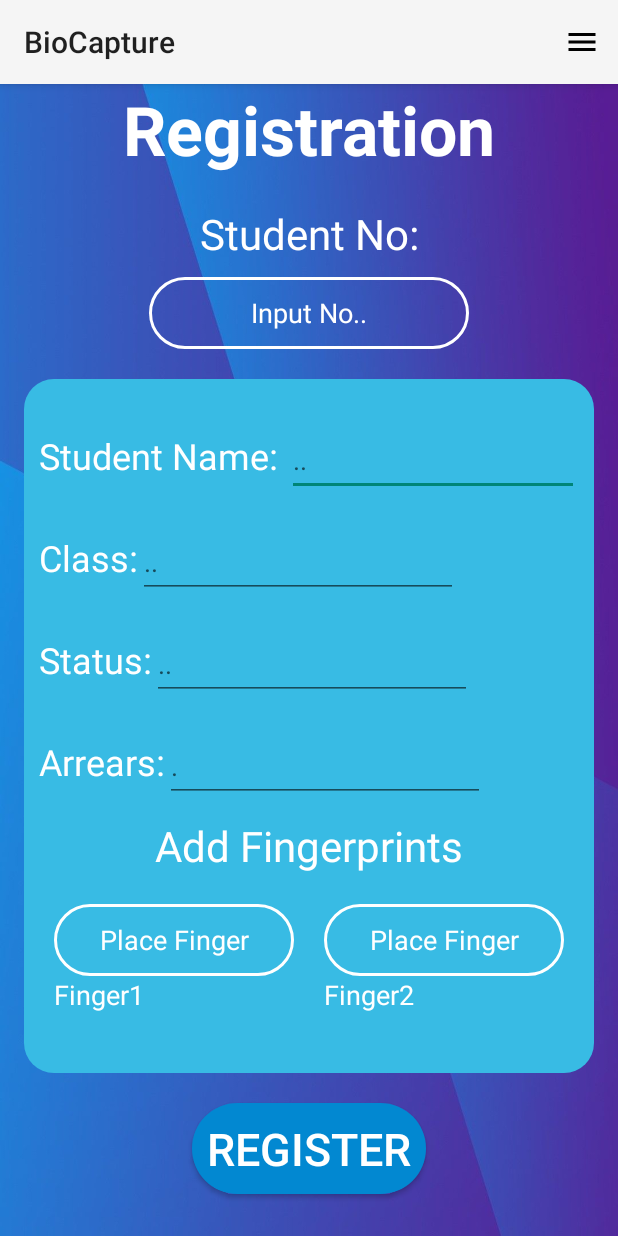
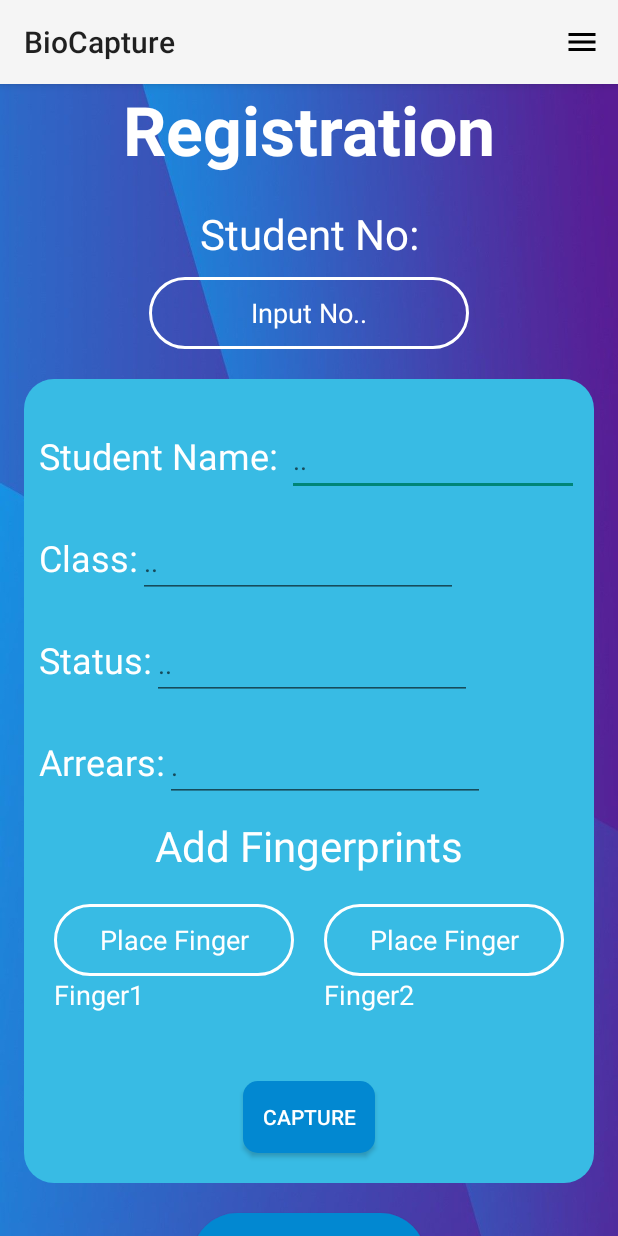
Before and after one commit to nickssilver/BioCapture, an Android app: the screen it shows after launch (RegisterActivity), on a phone screen of 412 x 824 dp. Run offline under Robolectric (Android 15) with nearby library versions, the phone set to English and light mode, and no system bars; libraries missing offline, so code that uses them is left out: com.morpho.smart; 2 statements that could not run were skipped.

Commit message:
Fingerprint capture

```diff
--- a/app/build.gradle.kts
+++ b/app/build.gradle.kts
@@ -38,6 +38,7 @@ dependencies {
     implementation("androidx.appcompat:appcompat:1.6.1")
     implementation("com.google.android.material:material:1.8.0")
     implementation("androidx.constraintlayout:constraintlayout:2.1.4")
+    implementation(files("C:\\Users\\PC\\AndroidStudioProjects\\BioCapture\\app\\libs\\MorphoSmart_SDK_6.42.0.0.jar"))
     testImplementation("junit:junit:4.13.2")
     androidTestImplementation("androidx.test.ext:junit:1.1.5")
     androidTestImplementation("androidx.test.espresso:espresso-core:3.5.1")
--- /dev/null
+++ b/app/src/main/java/com/example/biocapture/MorphoSmartFingerprintCapture.java
@@ -0,0 +1,45 @@
+package com.example.biocapture;
+
+import com.morpho.smart.api.MorphoDevice;
+import com.morpho.smart.api.eCaptureType;
+import com.morpho.smart.api.eMlsError;
+import com.morpho.smart.api.MorphoDevice;
+import com.morpho.smart.api.MSO_Secu;
+
+public class MorphoSmartFingerprintCapture {
+
+    private MorphoDevice morphoDevice;
+
+    public MorphoSmartFingerprintCapture() {
+        morphoDevice = MorphoDevice.getInstance();
+        morphoDevice.open();
+    }
+
+    public String[] captureTwoFingerprints() {
+        // Start capturing two fingerprints
+        morphoDevice.startCapture(eCaptureType.CTYPE_TWO_FINGERS, 0, false);
+
+        // Wait for the capture process to finish
+        while (!morphoDevice.isCaptureDone()) {
+            try {
+                Thread.sleep(100);
+            } catch (InterruptedException e) {
+                // Handle the interruption
+                e.printStackTrace();
+                // Close the Morpho device and throw an eMlsError exception
+                closeDevice();
+                throw new eMlsError();
+            }
+        }
+
+        // Get the captured fingerprint images
+        String fingerprint1 = morphoDevice.getFingerprintImage(0);
+        String fingerprint2 = morphoDevice.getFingerprintImage(1);
+
+        return new String[]{fingerprint1, fingerprint2};
+    }
+
+    public void closeDevice() {
+        morphoDevice.close();
+    }
+}
--- a/app/src/main/java/com/example/biocapture/RegisterActivity.java
+++ b/app/src/main/java/com/example/biocapture/RegisterActivity.java
@@ -28,8 +28,10 @@ import retrofit2.converter.gson.GsonConverterFactory;
 public class RegisterActivity extends BaseActivity {
 
     EditText studentIdEditText, studentNameEditText, classIdEditText, statusEditText, arrearsEditText, fingerPrint1EditText, fingerPrint2EditText;
-    Button submitButton;
+    Button captureButton, submitButton;
     ApiService apiService;
+
+    MorphoSmartFingerprintCapture morphoSmartFingerprintCapture;
 
     @Override
     protected void onCreate(Bundle savedInstanceState) {
@@ -43,6 +45,7 @@ public class RegisterActivity extends BaseActivity {
         arrearsEditText = findViewById(R.id.editTextArrears);
         fingerPrint1EditText = findViewById(R.id.fingerPrint1);
         fingerPrint2EditText = findViewById(R.id.fingerPrint2);
+        captureButton = findViewById(R.id.captureButton);
         submitButton = findViewById(R.id.buttonSubmitReg);
 
         Retrofit retrofit = new Retrofit.Builder()
@@ -95,6 +98,22 @@ public class RegisterActivity extends BaseActivity {
                 }
             }
         });
+        // Create a counter to track which finger is being captured
+        int fingerCounter = 0;
+
+        morphoSmartFingerprintCapture = new MorphoSmartFingerprintCapture();
+
+        captureButton.setOnClickListener(new View.OnClickListener() {
+            @Override
+            public void onClick(View view) {
+                // Start capturing two fingerprints
+                String[] fingerprints = morphoSmartFingerprintCapture.captureTwoFingerprints();
+                fingerPrint1EditText.setText(fingerprints[0]);
+                fingerPrint2EditText.setText(fingerprints[1]);
+            }
+        });
+
+
 
         submitButton.setOnClickListener(new View.OnClickListener() {
             @Override
@@ -147,7 +166,7 @@ public class RegisterActivity extends BaseActivity {
                         if (response.isSuccessful()) {
                             Toast.makeText(RegisterActivity.this, "Registration successful", Toast.LENGTH_SHORT).show();
                         } else {
-                            Toast.makeText(RegisterActivity.this, "Registration faled: " + response.message(), Toast.LENGTH_SHORT).show();
+                            Toast.makeText(RegisterActivity.this, "Registration failed: " + response.message(), Toast.LENGTH_SHORT).show();
                         }
                     }
 
@@ -180,6 +199,11 @@ public class RegisterActivity extends BaseActivity {
                     }
                 });
             }
-        });
+        });}
+
+    @Override
+    protected void onDestroy() {
+        super.onDestroy();
+        morphoSmartFingerprintCapture.closeDevice();
     }
-}
+    }
--- /dev/null
+++ b/app/src/main/res/drawable/capture_background.xml
@@ -0,0 +1,9 @@
+<?xml version="1.0" encoding="utf-8"?>
+<selector xmlns:android="http://schemas.android.com/apk/res/android">
+    <item>
+        <shape android:shape="rectangle">
+            <solid android:color="#0288D1"/>
+            <corners android:radius="10dp"/>
+        </shape>
+    </item>
+</selector>
--- a/app/src/main/res/layout/activity_register.xml
+++ b/app/src/main/res/layout/activity_register.xml
@@ -286,7 +286,21 @@
             </LinearLayout>
 
         </LinearLayout>
-
+        <Button
+            android:id="@+id/captureButton"
+            android:layout_width="wrap_content"
+            android:layout_height="wrap_content"
+            android:text="Capture"
+            android:textAlignment="center"
+            android:textColor="@color/white"
+            android:background="@drawable/capture_background"
+            android:layout_gravity="center"
+            android:layout_marginTop="5dp"
+            android:layout_marginBottom="20dp"
+            android:textSize="14sp"
+            app:layout_constraintEnd_toEndOf="parent"
+            app:layout_constraintStart_toStartOf="parent"
+            app:layout_constraintTop_toBottomOf="@+id/frameLayout" />
 
 
 
```
Also changed, not shown: app/libs/MorphoSmart_SDK_6.42.0.0.jar (added).
